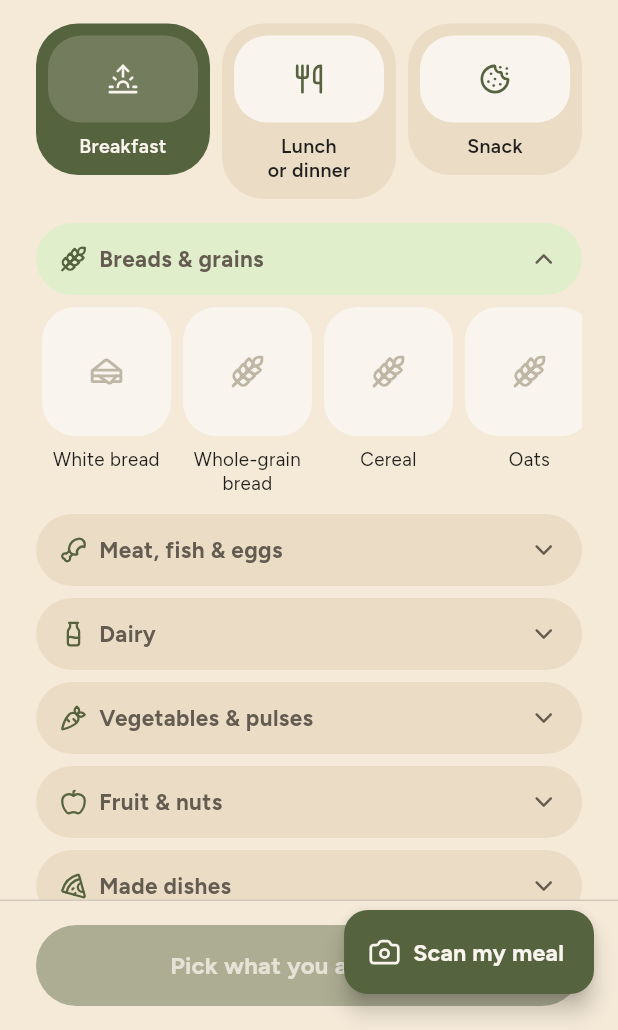
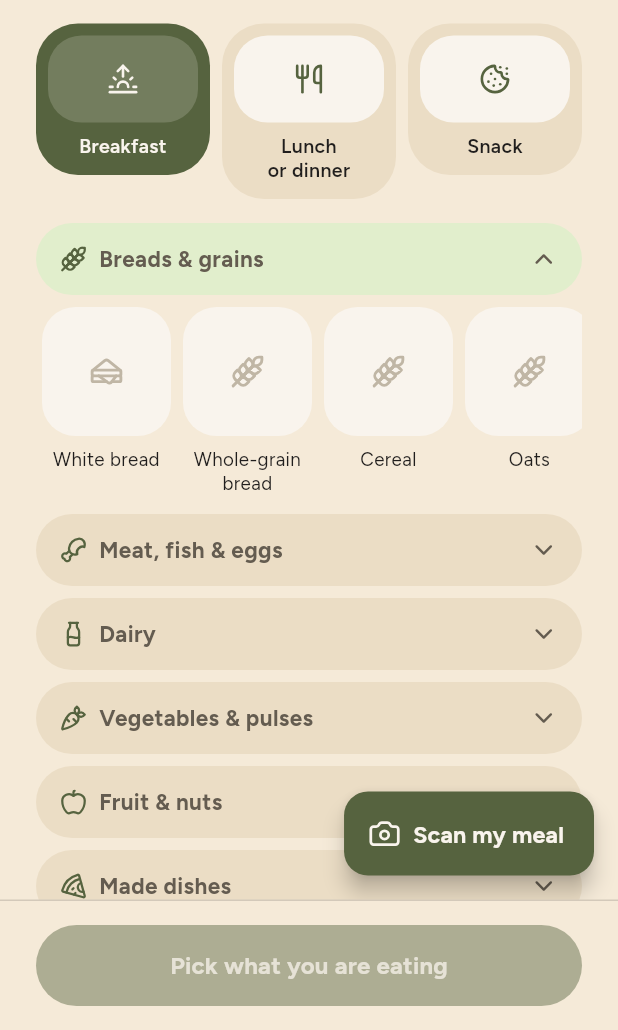
Before and after one commit to Ramy888/PlateApp, a Flutter app: the MealScreen screen opened directly, after a tap on "Breakfast", on a phone screen of 412 x 824 dp, the part 206-1236 px from its top. Run offline on Flutter 3.47's test engine with Material 3 defaults, Android fonts, the phone set to English and light mode, and no system bars; our stand-ins replace camera, flutter_riverpod, lucide_icons_flutter, package_info_plus, shared_preferences; missing offline and left inert: purchases_flutter; accounts and stored records are empty.

Commit message:
Float the scan action above the footer, not over it
Handing it to the Scaffold parked it on top of the footer button, covering the
label that says what to do next. It belongs inside the scrolling area, which is
where the design puts it.

Also caps a food tile's name at two lines. Every name in the catalogue fits in
two at 86px, but nothing was stopping a longer one from overflowing the rail —
the tests were already reporting the one pixel it cost.

Co-Authored-By: Claude Opus 5 (1M context) <noreply@anthropic.com>
Claude-Session: https://claude.ai/code/session_01VTEewAhGV2WpVMABzNmWUb

```diff
--- a/lib/ui/meal_screen.dart
+++ b/lib/ui/meal_screen.dart
@@ -51,30 +51,33 @@ class _MealScreenState extends ConsumerState<MealScreen> {
           IconButton(
             tooltip: 'Saved patches',
             icon: const Icon(LucideIcons.bookmark),
-            onPressed: () => Navigator.of(context).push(
-              MaterialPageRoute<void>(builder: (_) => const SavedScreen()),
-            ),
+            onPressed: () => Navigator.of(
+              context,
+            ).push(MaterialPageRoute<void>(builder: (_) => const SavedScreen())),
           ),
           IconButton(
             tooltip: 'Settings',
             icon: const Icon(LucideIcons.settings),
-            onPressed: () => Navigator.of(context).push(
-              MaterialPageRoute<void>(builder: (_) => const SettingsScreen()),
-            ),
+            onPressed: () => Navigator.of(
+              context,
+            ).push(MaterialPageRoute<void>(builder: (_) => const SettingsScreen())),
           ),
         ],
       ),
-      floatingActionButton: _ScanFab(slot: draft.slot),
       body: SafeArea(
         top: false,
         child: Column(
           children: [
             Expanded(
-              child: ListView(
+              child: Stack(
+                children: [
+                  ListView(
                     padding: const EdgeInsets.fromLTRB(Space.lg, Space.sm, Space.lg, 96),
                     children: [
-                  Text('What are you eating?',
-                      style: Theme.of(context).textTheme.headlineMedium),
+                      Text(
+                        'What are you eating?',
+                        style: Theme.of(context).textTheme.headlineMedium,
+                      ),
                       const SizedBox(height: Space.xs),
                       Text(
                         'Pick the meal, then tap what is on the plate. Rough is fine.',
@@ -95,11 +98,7 @@ class _MealScreenState extends ConsumerState<MealScreen> {
                           child: Text(
                             'Pick a meal above to see what can go on the plate — '
                             'or scan it instead.',
-                        style: TextStyle(
-                          fontSize: 14,
-                          height: 1.4,
-                          color: PlateColors.inkSoft,
-                        ),
+                            style: TextStyle(fontSize: 14, height: 1.4, color: PlateColors.inkSoft),
                           ),
                         )
                       else
@@ -126,15 +125,24 @@ class _MealScreenState extends ConsumerState<MealScreen> {
                         ],
                     ],
                   ),
+                  // Floated inside the scrolling area rather than handed to the
+                  // Scaffold, which would park it on top of the footer button.
+                  Positioned(
+                    right: Space.md,
+                    bottom: Space.md,
+                    child: _ScanFab(slot: draft.slot),
+                  ),
+                ],
+              ),
             ),
             _PatchBar(
               count: draft.foodIds.length,
               slotChosen: draft.slotChosen,
               onPressed: draft.isEmpty
                   ? null
-                  : () => Navigator.of(context).push(
-                        MaterialPageRoute<void>(builder: (_) => const ResultScreen()),
-                      ),
+                  : () => Navigator.of(
+                      context,
+                    ).push(MaterialPageRoute<void>(builder: (_) => const ResultScreen())),
             ),
           ],
         ),
@@ -231,10 +239,7 @@ class _Rail extends StatelessWidget {
                       ),
                       const SizedBox(width: Space.sm),
                     ],
-                    if (chosen > 0) ...[
-                      _Count(chosen),
-                      const SizedBox(width: Space.sm),
-                    ],
+                    if (chosen > 0) ...[_Count(chosen), const SizedBox(width: Space.sm)],
                     Icon(
                       open ? LucideIcons.chevronUp : LucideIcons.chevronDown,
                       size: 19,
@@ -313,20 +318,16 @@ class _ScanFab extends StatelessWidget {
 
   @override
   Widget build(BuildContext context) {
-    return Padding(
-      // Clear of the sticky footer beneath it.
-      padding: const EdgeInsets.only(bottom: Space.sm),
-      child: FloatingActionButton.extended(
-        onPressed: () => Navigator.of(context).push(
-          MaterialPageRoute<void>(builder: (_) => ScanCameraScreen(slot: slot)),
-        ),
+    return FloatingActionButton.extended(
+      onPressed: () => Navigator.of(
+        context,
+      ).push(MaterialPageRoute<void>(builder: (_) => ScanCameraScreen(slot: slot))),
       backgroundColor: PlateColors.green,
       foregroundColor: PlateColors.neutral100,
       icon: const Icon(LucideIcons.camera, size: 22),
       label: const Text(
         'Scan my meal',
         style: TextStyle(fontSize: 15.5, fontWeight: FontWeight.w700),
-        ),
       ),
     );
   }
@@ -429,11 +430,7 @@ class _SlotTile extends StatelessWidget {
 /// with no meal to patch is meaningless. The label says which of the two
 /// missing things is missing.
 class _PatchBar extends StatelessWidget {
-  const _PatchBar({
-    required this.count,
-    required this.slotChosen,
-    required this.onPressed,
-  });
+  const _PatchBar({required this.count, required this.slotChosen, required this.onPressed});
 
   final int count;
   final bool slotChosen;
```
Lines whose indentation alone changed are shown as unchanged.
